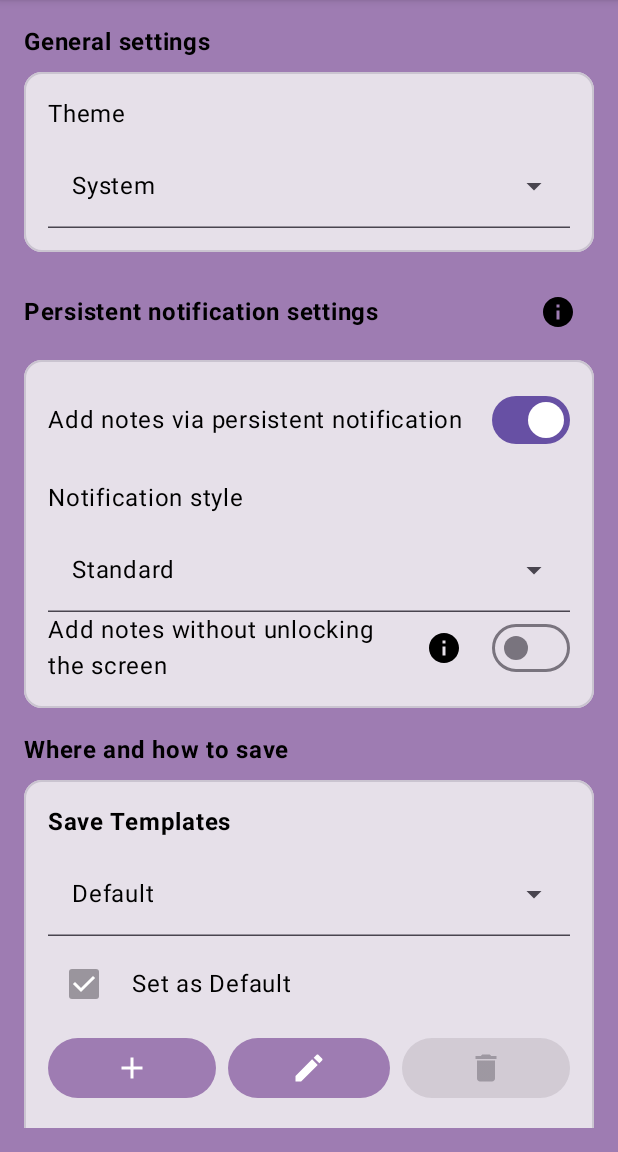
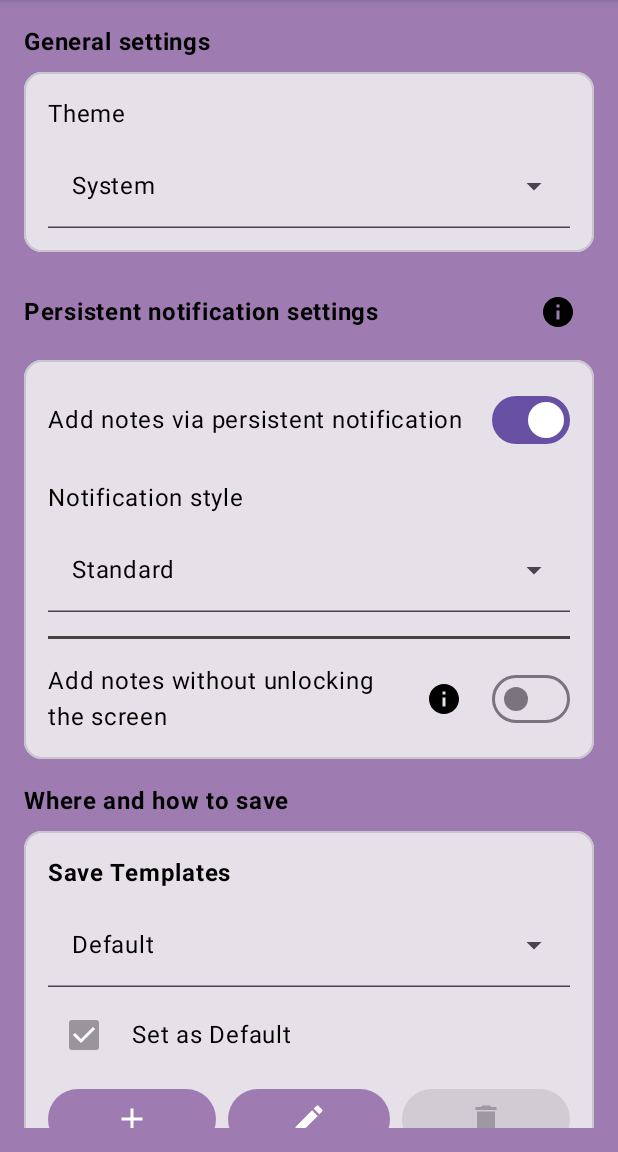
Before and after one commit to Fertion/QuickMDCapture, an Android app built with Jetpack Compose: the screen it shows after launch (MainActivity), on a phone screen of 412 x 824 dp, the part 84-1236 px from its top. Run offline under Robolectric (Android 15) with nearby library versions, the phone set to English and light mode, and no system bars; 1 statement that could not run was skipped.

Commit message:
dividers

```diff
--- a/app/src/main/java/com/example/quickmdcapture/SettingsScreen.kt
+++ b/app/src/main/java/com/example/quickmdcapture/SettingsScreen.kt
@@ -309,6 +309,14 @@ fun SettingsScreen(
                     }
                 }
             }
+            // Add divider after notification style dropdown
+            Divider(
+                modifier = Modifier
+                    .fillMaxWidth()
+                    .padding(vertical = 16.dp),
+                thickness = 2.dp,
+                color = if (theme == "dark") Color.LightGray else Color.DarkGray
+            )
             Row(
                 verticalAlignment = Alignment.CenterVertically,
                 modifier = Modifier.fillMaxWidth()
@@ -487,7 +495,14 @@ fun SettingsScreen(
                 }
             }
 
-            Spacer(modifier = Modifier.height(24.dp))
+            // Add divider after template management buttons
+            Divider(
+                modifier = Modifier
+                    .fillMaxWidth()
+                    .padding(vertical = 16.dp),
+                thickness = 2.dp,
+                color = if (theme == "dark") Color.LightGray else Color.DarkGray
+            )
 
             // Save Location Section
             Text(
@@ -520,7 +535,14 @@ fun SettingsScreen(
                 maxLines = 2
             )
 
-            Spacer(modifier = Modifier.height(24.dp))
+            // Add divider after folder selection
+            Divider(
+                modifier = Modifier
+                    .fillMaxWidth()
+                    .padding(vertical = 16.dp),
+                thickness = 2.dp,
+                color = if (theme == "dark") Color.LightGray else Color.DarkGray
+            )
 
             // File Format Section
             Text(
@@ -542,6 +564,15 @@ fun SettingsScreen(
                     textColor = textColor,
                     containerColor = Color.Transparent
                 )
+            )
+
+            // Add divider after filename template
+            Divider(
+                modifier = Modifier
+                    .fillMaxWidth()
+                    .padding(vertical = 16.dp),
+                thickness = 2.dp,
+                color = if (theme == "dark") Color.LightGray else Color.DarkGray
             )
 
             // Настройка использования текста заметки в имени файла
@@ -598,6 +629,15 @@ fun SettingsScreen(
                     }
                 )
             }
+
+            // Add divider after note text length input
+            Divider(
+                modifier = Modifier
+                    .fillMaxWidth()
+                    .padding(vertical = 16.dp),
+                thickness = 2.dp,
+                color = if (theme == "dark") Color.LightGray else Color.DarkGray
+            )
 
             Spacer(modifier = Modifier.height(16.dp))
 
@@ -690,6 +730,15 @@ fun SettingsScreen(
                 }
             }
 
+            // Add divider after list item indent selection
+            Divider(
+                modifier = Modifier
+                    .fillMaxWidth()
+                    .padding(vertical = 16.dp),
+                thickness = 2.dp,
+                color = if (theme == "dark") Color.LightGray else Color.DarkGray
+            )
+
             Row(
                 verticalAlignment = Alignment.CenterVertically,
                 modifier = Modifier.fillMaxWidth()
@@ -722,6 +771,15 @@ fun SettingsScreen(
                     textColor = textColor,
                     containerColor = Color.Transparent
                 )
+            )
+
+            // Add divider after timestamp template
+            Divider(
+                modifier = Modifier
+                    .fillMaxWidth()
+                    .padding(vertical = 16.dp),
+                thickness = 2.dp,
+                color = if (theme == "dark") Color.LightGray else Color.DarkGray
             )
 
             Spacer(modifier = Modifier.height(24.dp))
```
